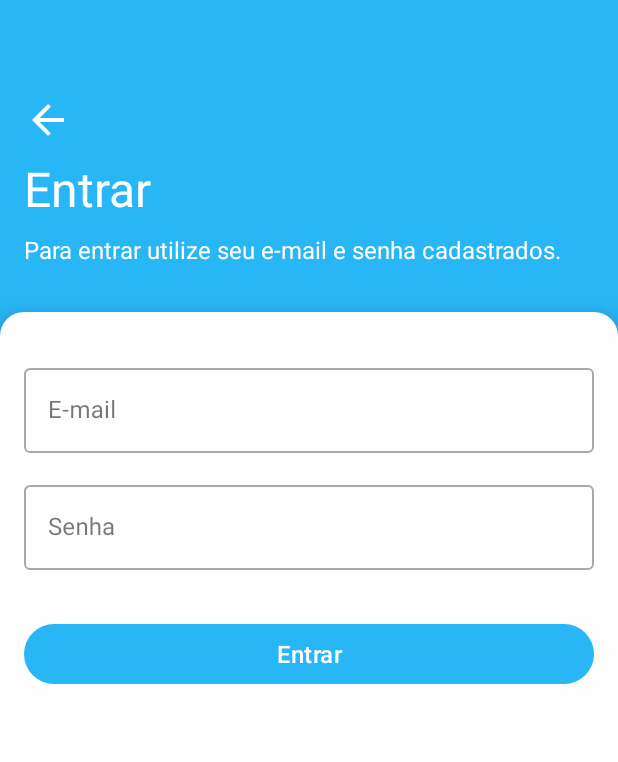
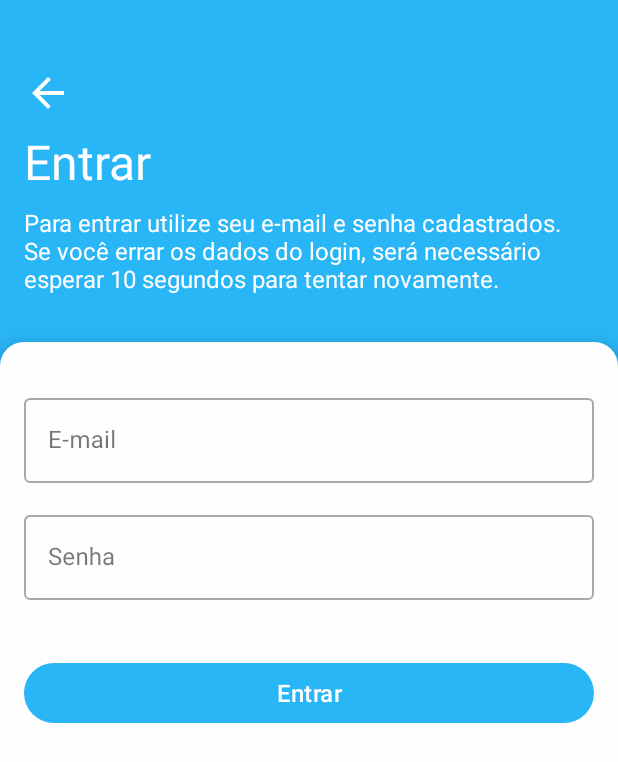
Before and after one commit to tech-warriors-corporation/mechanize-app, an Android app: the screen it shows after launch (MainActivity), after a tap on "Entrar", on a phone screen of 412 x 824 dp. Shown: the top 762 px of the screen. Run offline under Robolectric (Android 15) with nearby library versions, the phone set to English and light mode, and no system bars; 13 statements that could not run were skipped.

Commit message:
feat: done verification of tries a lot of login requests

```diff
--- a/app/src/main/java/com/mechanize/LoginFragment.kt
+++ b/app/src/main/java/com/mechanize/LoginFragment.kt
@@ -1,6 +1,7 @@
 package com.mechanize
 
 import android.content.Context
+import android.content.SharedPreferences
 import android.os.Bundle
 import android.view.LayoutInflater
 import android.view.View
@@ -14,8 +15,12 @@ import com.mechanize.databinding.FragmentLoginBinding
 import retrofit2.Call
 import retrofit2.Callback
 import retrofit2.Response
+import kotlinx.coroutines.*
 
 class LoginFragment : Fragment() {
+    private var timeToRetryLoginSharedPreferences: SharedPreferences? = null
+    private var timeToRetryLoginSharedPreferencesEditable: SharedPreferences.Editor? = null
+    private var timeToRetryLoginJob: Job? = null
     private var _binding: FragmentLoginBinding? = null
     private val binding get() = _binding!!
 
@@ -25,6 +30,18 @@ class LoginFragment : Fragment() {
         savedInstanceState: Bundle?
     ): View {
         _binding = FragmentLoginBinding.inflate(inflater, container, false)
+
+        timeToRetryLoginSharedPreferences = EncryptedSharedPreferences.create(
+            "time_to_retry_login",
+            BuildConfig.SHARED_PREF_KEY,
+            binding.root.context,
+            EncryptedSharedPreferences.PrefKeyEncryptionScheme.AES256_SIV,
+            EncryptedSharedPreferences.PrefValueEncryptionScheme.AES256_GCM
+        )
+
+        timeToRetryLoginSharedPreferencesEditable = timeToRetryLoginSharedPreferences!!.edit()
+
+        watchTimeToRetryLoginJob()
 
         return binding.root
     }
@@ -43,6 +60,7 @@ class LoginFragment : Fragment() {
 
     override fun onDestroyView() {
         super.onDestroyView()
+        timeToRetryLoginJob?.cancel()
         _binding = null
     }
 
@@ -83,6 +101,12 @@ class LoginFragment : Fragment() {
 
                     if(payload == null){
                         Snackbar.make(binding.root, R.string.invalid_login, Snackbar.LENGTH_LONG).show()
+
+                        with(timeToRetryLoginSharedPreferencesEditable){
+                            this?.putString("time", "10")
+                            this?.apply()
+                        }
+
                         binding.loginButton.isEnabled = true
                         binding.loading.visibility = View.INVISIBLE
 
@@ -120,4 +144,22 @@ class LoginFragment : Fragment() {
             }
         })
     }
+
+    private fun watchTimeToRetryLoginJob(){
+        val resetTime = "0"
+
+        timeToRetryLoginJob = CoroutineScope(Dispatchers.Main).launch {
+            while (true) {
+                delay(1000L)
+
+                val time = timeToRetryLoginSharedPreferences?.getString("time", resetTime) as String
+                val isEnabled = time == resetTime
+
+                if(binding.loading.visibility == View.INVISIBLE)
+                    binding.loginButton.isEnabled = isEnabled
+
+                binding.timeToRetryLoginMessage.text = if(isEnabled) "" else getString(R.string.time_to_retry_login_message, time)
+            }
+        }
+    }
 }
--- a/app/src/main/java/com/mechanize/MainActivity.kt
+++ b/app/src/main/java/com/mechanize/MainActivity.kt
@@ -3,7 +3,9 @@ package com.mechanize
 import android.os.Bundle
 import androidx.appcompat.app.AppCompatActivity
 import androidx.core.view.WindowCompat
+import androidx.security.crypto.EncryptedSharedPreferences
 import com.mechanize.databinding.ActivityMainBinding
+import kotlinx.coroutines.*
 
 class MainActivity : AppCompatActivity() {
     private lateinit var binding: ActivityMainBinding
@@ -16,5 +18,42 @@ class MainActivity : AppCompatActivity() {
         binding = ActivityMainBinding.inflate(layoutInflater)
 
         setContentView(binding.root)
+        verifyTimeToRetryLogin()
+    }
+
+    private fun verifyTimeToRetryLogin(){
+        val timeToRetryLoginSharedPreferences = EncryptedSharedPreferences.create(
+            "time_to_retry_login",
+            BuildConfig.SHARED_PREF_KEY,
+            binding.root.context,
+            EncryptedSharedPreferences.PrefKeyEncryptionScheme.AES256_SIV,
+            EncryptedSharedPreferences.PrefValueEncryptionScheme.AES256_GCM
+        )
+
+        val timeToRetryLoginSharedPreferencesEditable = timeToRetryLoginSharedPreferences.edit()
+        val resetTime = "0"
+        var time = timeToRetryLoginSharedPreferences.getString("time", "") as String
+
+        if(time == ""){
+            with(timeToRetryLoginSharedPreferencesEditable){
+                time = resetTime
+                putString("time", time)
+                apply()
+            }
+        }
+
+        CoroutineScope(Dispatchers.Main).launch {
+            while (true) {
+                delay(1000L)
+
+                time = timeToRetryLoginSharedPreferences.getString("time", resetTime) as String
+
+                if(time != resetTime)
+                    with(timeToRetryLoginSharedPreferencesEditable){
+                        putString("time", (time.toInt() - 1).toString())
+                        apply()
+                    }
+            }
+        }
     }
 }
--- a/app/src/main/res/layout/fragment_login.xml
+++ b/app/src/main/res/layout/fragment_login.xml
@@ -25,7 +25,7 @@
         app:layout_constraintTop_toTopOf="parent"
         app:layout_constraintStart_toStartOf="parent"
         android:layout_marginStart="@dimen/space"
-        android:layout_marginTop="@dimen/four_spaces"
+        android:layout_marginTop="46dp"
         app:iconPadding="0dp" />
 
     <TextView app:layout_constraintEnd_toEndOf="parent"
@@ -60,7 +60,7 @@
         android:paddingTop="@dimen/two_spaces"
         android:paddingLeft="@dimen/space"
         android:paddingRight="@dimen/space"
-        android:layout_marginTop="208dp"
+        android:layout_marginTop="228dp"
         app:layout_constraintTop_toBottomOf="@id/description"
         app:layout_constraintEnd_toEndOf="parent"
         app:layout_constraintStart_toStartOf="parent">
@@ -97,13 +97,24 @@
                 android:layout_height="wrap_content" />
         </com.google.android.material.textfield.TextInputLayout>
 
+        <TextView app:layout_constraintEnd_toEndOf="parent"
+            app:layout_constraintStart_toStartOf="parent"
+            app:layout_constraintTop_toBottomOf="@id/password_field"
+            android:text=""
+            android:id="@+id/time_to_retry_login_message"
+            android:textColor="@color/red"
+            android:textAlignment="center"
+            android:layout_marginTop="@dimen/half_space"
+            android:layout_width="match_parent"
+            android:layout_height="wrap_content" />
+
         <Button
             android:id="@+id/login_button"
             android:layout_width="match_parent"
             android:layout_height="wrap_content"
-            android:layout_marginTop="@dimen/two_spaces"
+            android:layout_marginTop="@dimen/half_space"
             android:text="@string/login"
-            app:layout_constraintTop_toBottomOf="@id/password_field"
+            app:layout_constraintTop_toBottomOf="@id/time_to_retry_login_message"
             app:layout_constraintEnd_toEndOf="parent"
             app:layout_constraintStart_toStartOf="parent" />
 
@@ -114,7 +125,7 @@
             android:indeterminate="true"
             android:visibility="invisible"
             android:indeterminateTint="@color/primary"
-            android:layout_marginTop="@dimen/two_spaces"
+            android:layout_marginTop="@dimen/space"
             app:layout_constraintTop_toBottomOf="@id/login_button"
             app:layout_constraintEnd_toEndOf="parent"
             app:layout_constraintStart_toStartOf="parent" />
--- a/app/src/main/res/values/colors.xml
+++ b/app/src/main/res/values/colors.xml
@@ -4,4 +4,5 @@
     <color name="black">#141414</color>
     <color name="black_opaque">#BF141414</color>
     <color name="white">#FEFEFE</color>
+    <color name="red">#F15043</color>
 </resources>
--- a/app/src/main/res/values/dimens.xml
+++ b/app/src/main/res/values/dimens.xml
@@ -3,7 +3,6 @@
     <dimen name="elevation_space">12dp</dimen>
     <dimen name="half_space">8dp</dimen>
     <dimen name="two_spaces">32dp</dimen>
-    <dimen name="four_spaces">64dp</dimen>
     <dimen name="ten_spaces">160dp</dimen>
     <dimen name="icon_button_size">32dp</dimen>
     <dimen name="title_size">32sp</dimen>
--- a/app/src/main/res/values/strings.xml
+++ b/app/src/main/res/values/strings.xml
@@ -13,7 +13,7 @@
     <string name="welcome">Bem-vindo</string>
     <string name="welcome_description">Para continuar é necessário fazer login ou criar conta.</string>
     <string name="create_account_label">Criação de conta</string>
-    <string name="login_description">Para entrar utilize seu e-mail e senha cadastrados.</string>
+    <string name="login_description">Para entrar utilize seu e-mail e senha cadastrados. Se você errar os dados do login, será necessário esperar 10 segundos para tentar novamente.</string>
     <string name="email_label">E-mail</string>
     <string name="email_placeholder">Coloque o e-mail</string>
     <string name="password_label">Senha</string>
@@ -62,6 +62,7 @@
     <string name="created_ticket">Serviço criado, iremos procurar um mecânico agora</string>
     <string name="invalid_vehicle">Veículo é obrigatório</string>
     <string name="invalid_problem">Problema é obrigatório</string>
+    <string name="time_to_retry_login_message">Espere %s segundos para tentar logar novamente.</string>
 
     <string-array name="roles">
         <item>@string/driver</item>
```
Also changed, not shown: 1 other file.
